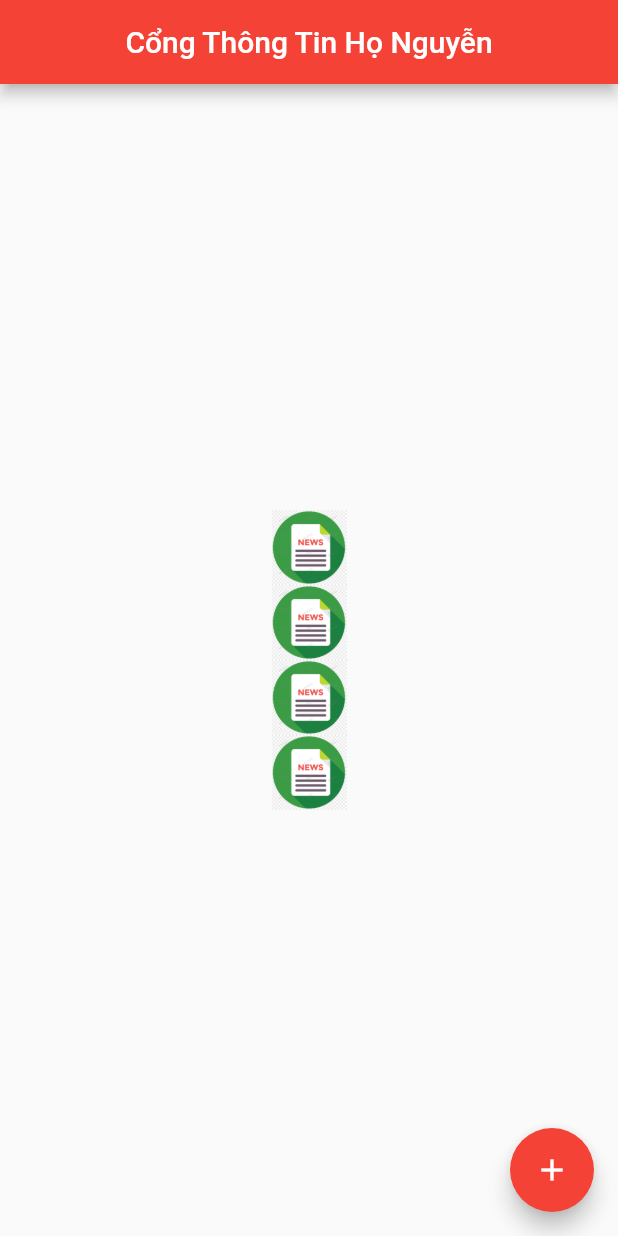
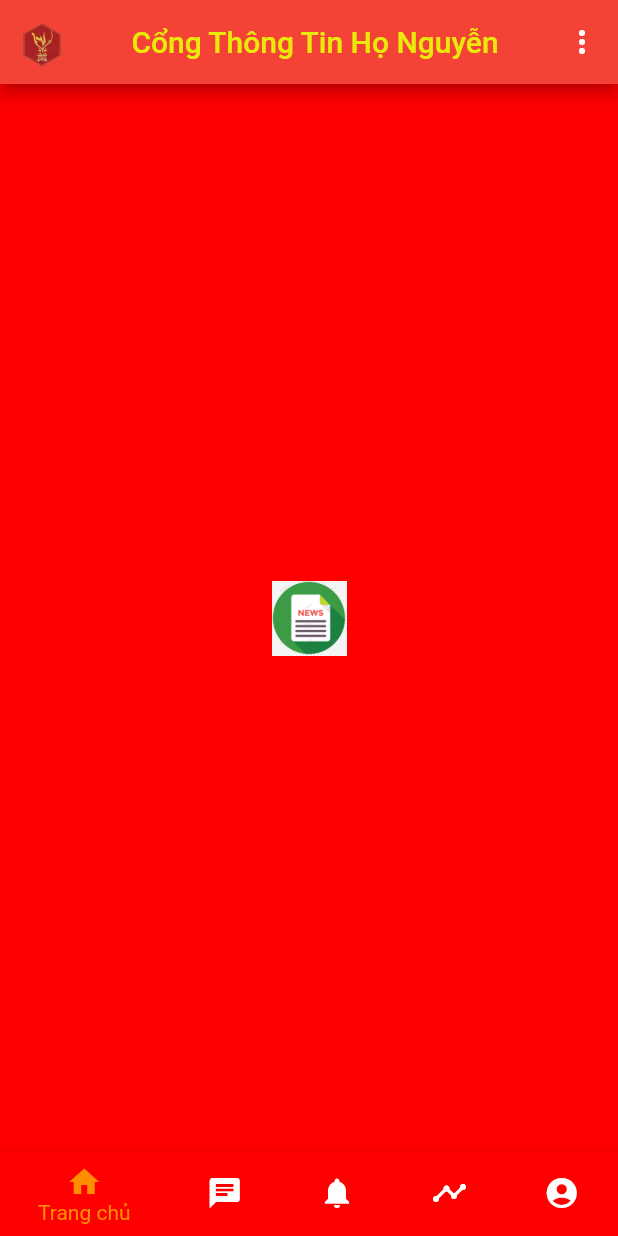
Before and after one commit to NV-Systems-Company/Nguyen, a Flutter app: the screen it shows after launch, on a phone screen of 412 x 824 dp. Run offline on Flutter 3.47's test engine with Material 2 defaults, Android fonts, the phone set to English and light mode, and no system bars.

Commit message:
design bottom nav

```diff
--- a/lib/main.dart
+++ b/lib/main.dart
@@ -21,6 +21,9 @@ class MyApp extends StatelessWidget {
         // Notice that the counter didn't reset back to zero; the application
         // is not restarted.
         primarySwatch: Colors.red,
+        primaryColor: const Color(0xFFf44336),
+        accentColor: const Color(0xFFf44336),
+        canvasColor: const Color(0xFFff0000),
       ),
       home: MyHomePage(title: 'Cổng Thông Tin Họ Nguyễn'),
     );
@@ -46,16 +49,30 @@ class MyHomePage extends StatefulWidget {
 }
 
 class _MyHomePageState extends State<MyHomePage> {
-  int _counter = 0;
+  int _selectedIndex = 0;
+  static const TextStyle optionStyle = TextStyle(fontSize: 30, fontWeight: FontWeight.bold);
+  static const List<Widget> _widgetOptions = <Widget>[
+    Text(
+      'Index 0: Home',
+      style: optionStyle,
+    ),
+    Text(
+      'Index 1: Business',
+      style: optionStyle,
+    ),
+    Text(
+      'Index 2: School',
+      style: optionStyle,
+    ),
+    Text(
+      'Index 3: Tài khoản',
+      style: optionStyle,
+    ),
+  ];
 
-  void _incrementCounter() {
+  void _onItemTapped(int index) {
     setState(() {
-      // This call to setState tells the Flutter framework that something has
-      // changed in this State, which causes it to rerun the build method below
-      // so that the display can reflect the updated values. If we changed
-      // _counter without calling setState(), then the build method would not be
-      // called again, and so nothing would appear to happen.
-      _counter++;
+      _selectedIndex = index;
     });
   }
 
@@ -68,54 +85,129 @@ class _MyHomePageState extends State<MyHomePage> {
     // fast, so that you can just rebuild anything that needs updating rather
     // than having to individually change instances of widgets.
     return Scaffold(
+
       appBar: AppBar(
         // Here we take the value from the MyHomePage object that was created by
         // the App.build method, and use it to set our appbar title.
         title: Center(
-          child: Text(widget.title),
+          child: Text(
+            widget.title,
+            style: TextStyle(color: const Color(0xFFeaea0a)),
+          ),
+        ),
+        actions: <Widget>[
+          PopupMenuButton<Choice>(
+            onSelected: null,
+            itemBuilder: (BuildContext context) {
+              return choices.skip(2).map((Choice choice) {
+                return PopupMenuItem<Choice>(
+                  value: choice,
+                  child: Text(choice.title),
+                );
+              }).toList();
+            },
+          ),
+        ],
+        leading: new Image.asset(
+          'assets/logo/logo.png',
+          fit: BoxFit.fill,
+          width: 50,
+          height: 50,
+
         ),
       ),
-      body: Center(
-        // Center is a layout widget. It takes a single child and positions it
-        // in the middle of the parent.
-        child: Column(
-          // Column is also a layout widget. It takes a list of children and
-          // arranges them vertically. By default, it sizes itself to fit its
-          // children horizontally, and tries to be as tall as its parent.
-          //
-          // Invoke "debug painting" (press "p" in the console, choose the
-          // "Toggle Debug Paint" action from the Flutter Inspector in Android
-          // Studio, or the "Toggle Debug Paint" command in Visual Studio Code)
-          // to see the wireframe for each widget.
-          //
-          // Column has various properties to control how it sizes itself and
-          // how it positions its children. Here we use mainAxisAlignment to
-          // center the children vertically; the main axis here is the vertical
-          // axis because Columns are vertical (the cross axis would be
-          // horizontal).
-          mainAxisAlignment: MainAxisAlignment.center,
-          children: <Widget>[
-            HomeIcon(homeicons : 'news'),
-            HomeIcon(homeicons : 'news'),
-            HomeIcon(homeicons : 'news'),
-            HomeIcon(homeicons : 'news')
+      body: new Container(
+
+        child: new Image.asset(
+          'assets/images/icon_news.png',
+          fit: BoxFit.fill,
+          width: 50,
+          height: 50,
+
+        ),
+        padding: const EdgeInsets.all(0.0),
+        alignment: Alignment.center,
+      ),
+        bottomNavigationBar: new BottomNavigationBar(
+          items: const <BottomNavigationBarItem>[
+            BottomNavigationBarItem(
+              icon: Icon(Icons.home),
+              title: Text('Trang chủ'),
+            ),
+            BottomNavigationBarItem(
+              icon: Icon(Icons.chat),
+              title: Text('Tin nhắn'),
+            ),
+            BottomNavigationBarItem(
+              icon: Icon(Icons.notifications),
+              title: Text('Thông Báo'),
+            ),
+            BottomNavigationBarItem(
+              icon: Icon(Icons.timeline),
+              title: Text('Gia Phả'),
+            ),
+            BottomNavigationBarItem(
+              icon: Icon(Icons.account_circle),
+              title: Text('Tài khoản'),
+            ),
           ],
-        ),
-      ),
-      floatingActionButton: FloatingActionButton(
-        onPressed: _incrementCounter,
-        tooltip: 'Increment',
-        child: Icon(Icons.add),
-      ), // This trailing comma makes auto-formatting nicer for build methods.
+          currentIndex: _selectedIndex,
+          selectedItemColor: Colors.amber[800],
+          onTap: _onItemTapped,
+          backgroundColor:  Color.fromRGBO(255, 132, 111, 1),
+        )
+      // This trailing comma makes auto-formatting nicer for build methods.
     );
   }
 }
-class HomeIcon extends StatelessWidget{
+
+class HomeIcon extends StatelessWidget {
   HomeIcon({this.homeicons});
   final String homeicons;
   @override
   Widget build(BuildContext context) {
     // TODO: implement build
-    return Image.asset('assets/images/icon_' + (homeicons) + '.png',width: 50,height: 50);
+    return Image.asset('assets/images/icon_' + (homeicons) + '.png',
+        width: 50, height: 50);
   }
 }
+
+class Choice {
+  const Choice({this.title, this.icon});
+
+  final String title;
+  final IconData icon;
+}
+
+const List<Choice> choices = const <Choice>[
+  const Choice(title: 'Car', icon: Icons.directions_car),
+  const Choice(title: 'Bicycle', icon: Icons.directions_bike),
+  const Choice(title: 'Boat', icon: Icons.directions_boat),
+  const Choice(title: 'Bus', icon: Icons.directions_bus),
+  const Choice(title: 'Train', icon: Icons.directions_railway),
+  const Choice(title: 'Walk', icon: Icons.directions_walk),
+];
+
+class ChoiceCard extends StatelessWidget {
+  const ChoiceCard({Key key, this.choice}) : super(key: key);
+
+  final Choice choice;
+
+  @override
+  Widget build(BuildContext context) {
+    final TextStyle textStyle = Theme.of(context).textTheme.display1;
+    return Card(
+      color: Colors.white,
+      child: Center(
+        child: Column(
+          mainAxisSize: MainAxisSize.min,
+          crossAxisAlignment: CrossAxisAlignment.center,
+          children: <Widget>[
+            Icon(choice.icon, size: 128.0, color: textStyle.color),
+            Text(choice.title, style: textStyle),
+          ],
+        ),
+      ),
+    );
+  }
+}
--- a/pubspec.yaml
+++ b/pubspec.yaml
@@ -46,6 +46,7 @@ flutter:
   #   - images/a_dot_ham.jpeg
   assets:
     - assets/images/
+    - assets/logo/
   # An image asset can refer to one or more resolution-specific "variants", see
   # https://flutter.dev/assets-and-images/#resolution-aware.
 
```
Also changed, not shown: assets/logo/logo.png (added).
